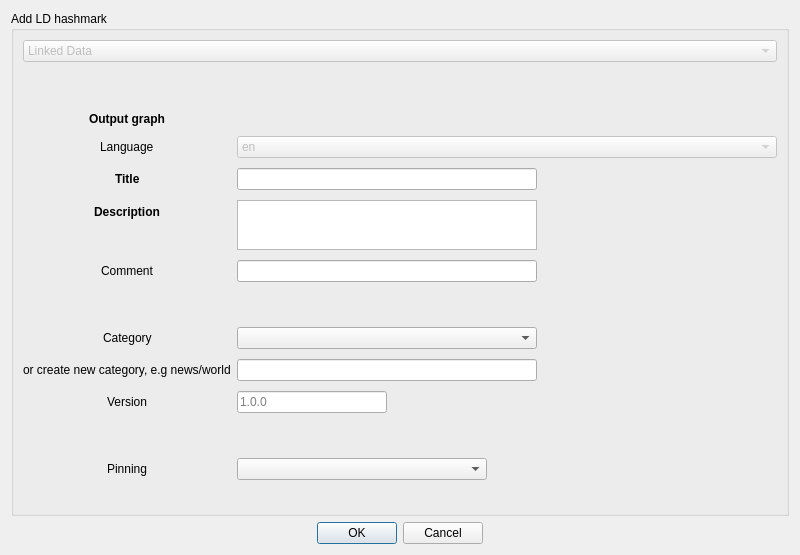
Old version of the form galacteek/ui/forms/addhashmarkdialog.ui in the repository pinnaculum/galacteek.
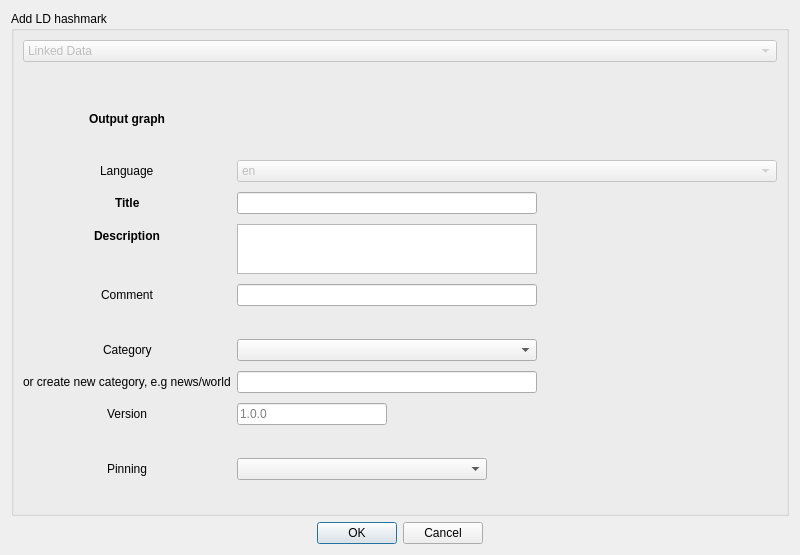
New version of the form. Icons and pictures are not drawn.

```diff
--- a/galacteek/ui/forms/addhashmarkdialog.ui
+++ b/galacteek/ui/forms/addhashmarkdialog.ui
@@ -304,6 +304,16 @@
           </property>
          </widget>
         </item>
+        <item row="2" column="1">
+         <widget class="QLabel" name="outputGraphMessage">
+          <property name="styleSheet">
+           <string notr="true">font: &quot;Segoe UI&quot; 14pt;</string>
+          </property>
+          <property name="text">
+           <string/>
+          </property>
+         </widget>
+        </item>
        </layout>
       </item>
      </layout>
```
